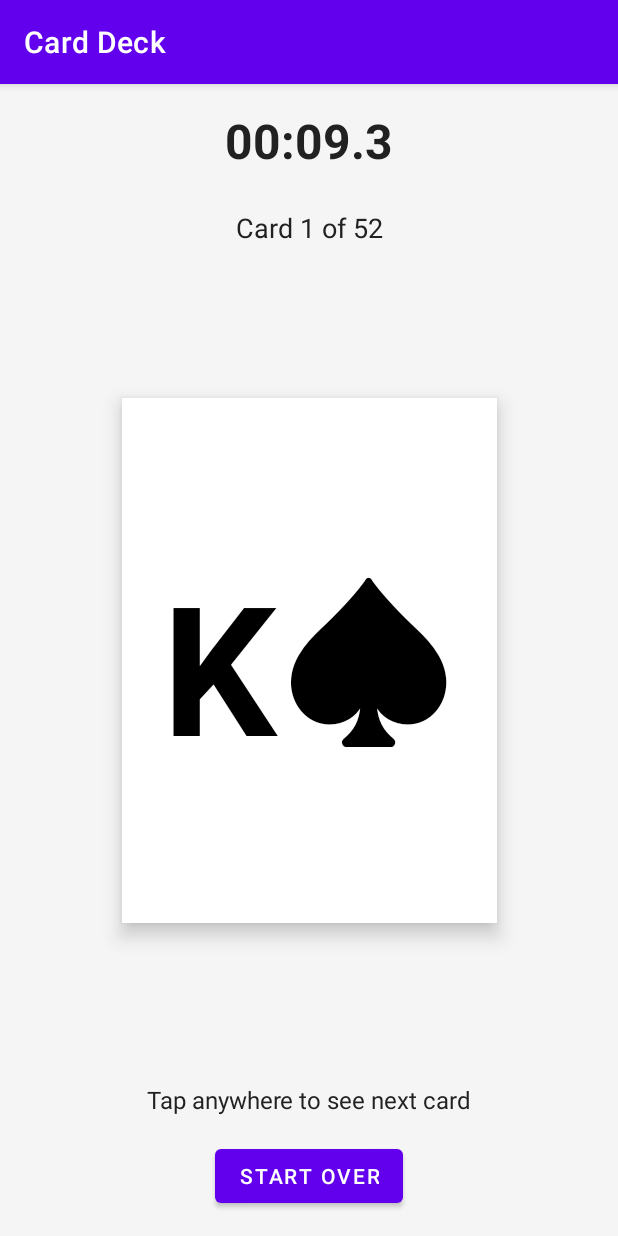
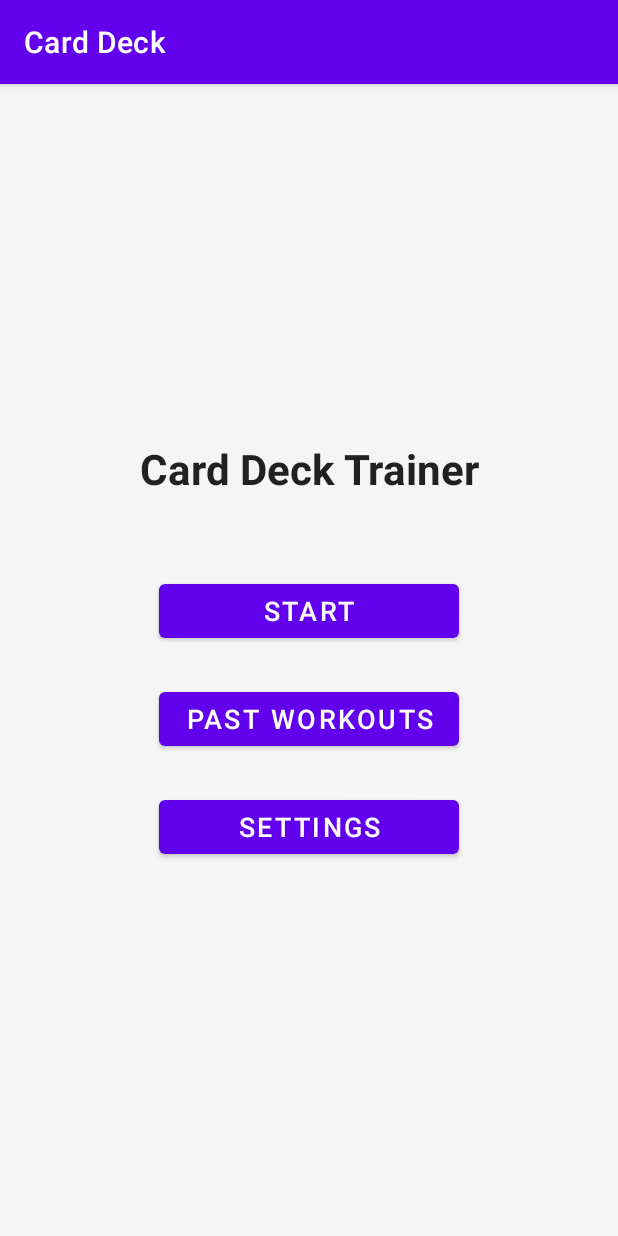
Before and after one commit to gooseyirl/gotch-bible-app, an Android app: the screen it shows after launch (MainActivity), on a phone screen of 412 x 824 dp. Run offline under Robolectric (Android 15) with nearby library versions, the phone set to English and light mode, and no system bars.

Commit message:
Add main menu with navigation to workout, past workouts, and settings
Implemented a landing screen with three navigation options instead of immediately starting the workout. This provides a better user experience by giving users control over when to begin timing.

Changes:
- Added main menu layout with Start, Past Workouts, and Settings buttons
- Created PastWorkoutsActivity and SettingsActivity as placeholder screens
- Modified MainActivity to toggle between menu and workout views
- Timer now only starts when user taps "Start" button
- Added "Back to Menu" button to return from workout screen
- Registered new activities in AndroidManifest

🤖 Generated with [Claude Code](https://claude.com/claude-code)

Co-Authored-By: Claude <noreply@anthropic.com>

```diff
--- a/app/src/main/AndroidManifest.xml
+++ b/app/src/main/AndroidManifest.xml
@@ -17,6 +17,12 @@
                 <category android:name="android.intent.category.LAUNCHER" />
             </intent-filter>
         </activity>
+        <activity
+            android:name=".PastWorkoutsActivity"
+            android:exported="false" />
+        <activity
+            android:name=".SettingsActivity"
+            android:exported="false" />
     </application>
 
 </manifest>
--- a/app/src/main/java/com/example/carddeck/MainActivity.kt
+++ b/app/src/main/java/com/example/carddeck/MainActivity.kt
@@ -1,10 +1,12 @@
 package com.example.carddeck
 
+import android.content.Intent
 import android.graphics.Color
 import android.os.Bundle
 import android.os.Handler
 import android.os.Looper
 import android.view.View
+import android.widget.LinearLayout
 import android.widget.TextView
 import androidx.appcompat.app.AppCompatActivity
 import androidx.constraintlayout.widget.ConstraintLayout
@@ -12,12 +14,17 @@ import com.google.android.material.button.MaterialButton
 
 class MainActivity : AppCompatActivity() {
 
-    private lateinit var rootLayout: ConstraintLayout
+    private lateinit var menuLayout: LinearLayout
+    private lateinit var workoutLayout: ConstraintLayout
+    private lateinit var startButton: MaterialButton
+    private lateinit var pastWorkoutsButton: MaterialButton
+    private lateinit var settingsButton: MaterialButton
+
     private lateinit var cardDisplay: TextView
     private lateinit var timerText: TextView
     private lateinit var progressText: TextView
     private lateinit var instructionText: TextView
-    private lateinit var shuffleButton: MaterialButton
+    private lateinit var backToMenuButton: MaterialButton
     private val deckManager = DeckManager()
 
     private var shuffledCards: List<Card> = emptyList()
@@ -42,27 +49,60 @@ class MainActivity : AppCompatActivity() {
         super.onCreate(savedInstanceState)
         setContentView(R.layout.activity_main)
 
-        rootLayout = findViewById(R.id.rootLayout)
+        // Menu views
+        menuLayout = findViewById(R.id.menuLayout)
+        startButton = findViewById(R.id.startButton)
+        pastWorkoutsButton = findViewById(R.id.pastWorkoutsButton)
+        settingsButton = findViewById(R.id.settingsButton)
+
+        // Workout views
+        workoutLayout = findViewById(R.id.workoutLayout)
         cardDisplay = findViewById(R.id.cardDisplay)
         timerText = findViewById(R.id.timerText)
         progressText = findViewById(R.id.progressText)
         instructionText = findViewById(R.id.instructionText)
-        shuffleButton = findViewById(R.id.shuffleButton)
+        backToMenuButton = findViewById(R.id.backToMenuButton)
 
         setupClickListeners()
-        startNewDeck()
     }
 
     private fun setupClickListeners() {
-        rootLayout.setOnClickListener {
+        startButton.setOnClickListener {
+            showWorkoutScreen()
+            startNewDeck()
+        }
+
+        pastWorkoutsButton.setOnClickListener {
+            val intent = Intent(this, PastWorkoutsActivity::class.java)
+            startActivity(intent)
+        }
+
+        settingsButton.setOnClickListener {
+            val intent = Intent(this, SettingsActivity::class.java)
+            startActivity(intent)
+        }
+
+        workoutLayout.setOnClickListener {
             if (currentCardIndex < shuffledCards.size) {
                 showNextCard()
             }
         }
 
-        shuffleButton.setOnClickListener {
-            startNewDeck()
+        backToMenuButton.setOnClickListener {
+            showMenuScreen()
         }
+    }
+
+    private fun showMenuScreen() {
+        isTimerRunning = false
+        handler.removeCallbacks(timerRunnable)
+        menuLayout.visibility = View.VISIBLE
+        workoutLayout.visibility = View.GONE
+    }
+
+    private fun showWorkoutScreen() {
+        menuLayout.visibility = View.GONE
+        workoutLayout.visibility = View.VISIBLE
     }
 
     private fun startNewDeck() {
@@ -73,7 +113,7 @@ class MainActivity : AppCompatActivity() {
         timerText.text = "00:00.0"
         handler.post(timerRunnable)
         displayCurrentCard()
-        instructionText.visibility = View.VISIBLE
+        instructionText.text = "Tap anywhere to see next card"
     }
 
     private fun showNextCard() {
@@ -83,7 +123,7 @@ class MainActivity : AppCompatActivity() {
         } else if (currentCardIndex == shuffledCards.size - 1) {
             // Show last card and stop timer
             isTimerRunning = false
-            instructionText.text = "Complete! Tap Start Over to try again"
+            instructionText.text = "Complete! Tap Back to Menu"
         }
     }
 
--- a/app/src/main/res/layout/activity_main.xml
+++ b/app/src/main/res/layout/activity_main.xml
@@ -5,10 +5,63 @@
     android:layout_width="match_parent"
     android:layout_height="match_parent"
     android:background="@color/background"
+    tools:context=".MainActivity">
+
+    <!-- Menu Layout -->
+    <LinearLayout
+        android:id="@+id/menuLayout"
+        android:layout_width="wrap_content"
+        android:layout_height="wrap_content"
+        android:orientation="vertical"
+        android:gravity="center"
+        app:layout_constraintTop_toTopOf="parent"
+        app:layout_constraintBottom_toBottomOf="parent"
+        app:layout_constraintStart_toStartOf="parent"
+        app:layout_constraintEnd_toEndOf="parent">
+
+        <TextView
+            android:layout_width="wrap_content"
+            android:layout_height="wrap_content"
+            android:text="Card Deck Trainer"
+            android:textSize="28sp"
+            android:textStyle="bold"
+            android:textColor="@color/text_primary"
+            android:layout_marginBottom="40dp" />
+
+        <com.google.android.material.button.MaterialButton
+            android:id="@+id/startButton"
+            android:layout_width="200dp"
+            android:layout_height="wrap_content"
+            android:text="Start"
+            android:textSize="18sp"
+            android:layout_margin="12dp" />
+
+        <com.google.android.material.button.MaterialButton
+            android:id="@+id/pastWorkoutsButton"
+            android:layout_width="200dp"
+            android:layout_height="wrap_content"
+            android:text="Past Workouts"
+            android:textSize="18sp"
+            android:layout_margin="12dp" />
+
+        <com.google.android.material.button.MaterialButton
+            android:id="@+id/settingsButton"
+            android:layout_width="200dp"
+            android:layout_height="wrap_content"
+            android:text="Settings"
+            android:textSize="18sp"
+            android:layout_margin="12dp" />
+
+    </LinearLayout>
+
+    <!-- Workout Layout -->
+    <androidx.constraintlayout.widget.ConstraintLayout
+        android:id="@+id/workoutLayout"
+        android:layout_width="match_parent"
+        android:layout_height="match_parent"
         android:clickable="true"
         android:focusable="true"
-    android:id="@+id/rootLayout"
-    tools:context=".MainActivity">
+        android:visibility="gone">
 
         <TextView
             android:id="@+id/timerText"
@@ -59,18 +112,20 @@
             android:textSize="16sp"
             android:padding="16dp"
             android:textColor="@color/text_primary"
-        app:layout_constraintBottom_toTopOf="@id/shuffleButton"
+            app:layout_constraintBottom_toTopOf="@id/backToMenuButton"
             app:layout_constraintStart_toStartOf="parent"
             app:layout_constraintEnd_toEndOf="parent" />
 
         <com.google.android.material.button.MaterialButton
-        android:id="@+id/shuffleButton"
+            android:id="@+id/backToMenuButton"
             android:layout_width="wrap_content"
             android:layout_height="wrap_content"
-        android:text="Start Over"
+            android:text="Back to Menu"
             android:layout_margin="16dp"
             app:layout_constraintBottom_toBottomOf="parent"
             app:layout_constraintStart_toStartOf="parent"
             app:layout_constraintEnd_toEndOf="parent" />
 
     </androidx.constraintlayout.widget.ConstraintLayout>
+
+</androidx.constraintlayout.widget.ConstraintLayout>
```
Also changed, not shown: app/src/main/java/com/example/carddeck/PastWorkoutsActivity.kt (added, +11 -0 lines), app/src/main/java/com/example/carddeck/SettingsActivity.kt (added, +11 -0 lines), app/src/main/res/layout/activity_past_workouts.xml (added, +20 -0 lines), app/src/main/res/layout/activity_settings.xml (added, +20 -0 lines). Lines whose indentation alone changed are shown as unchanged.
